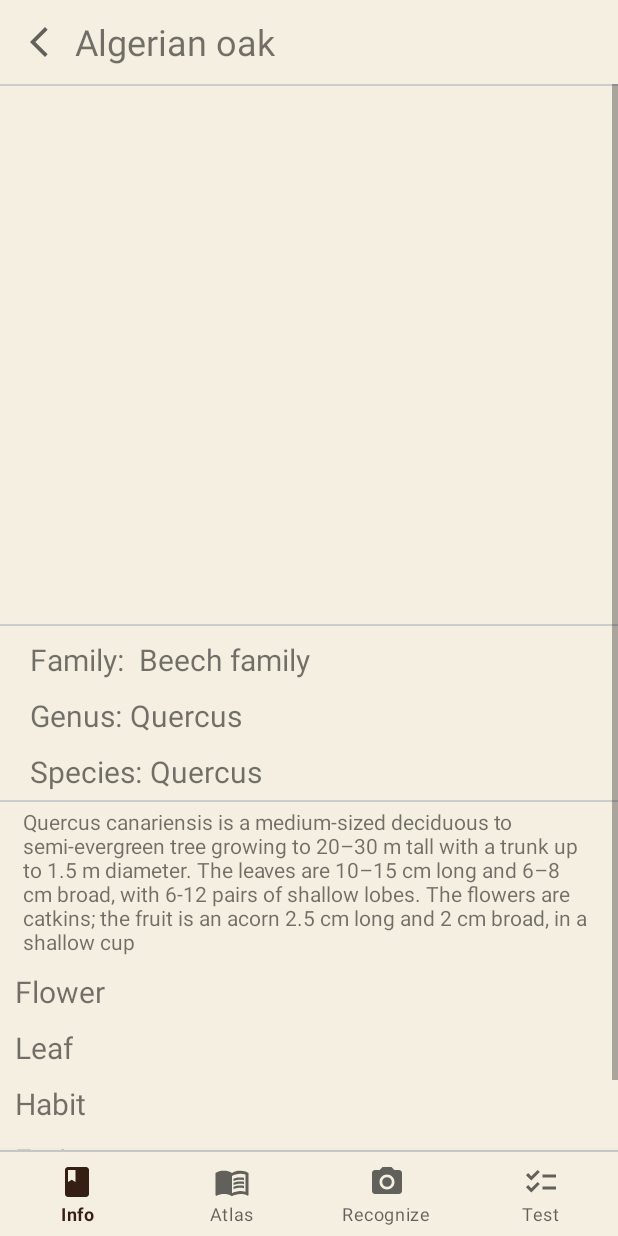
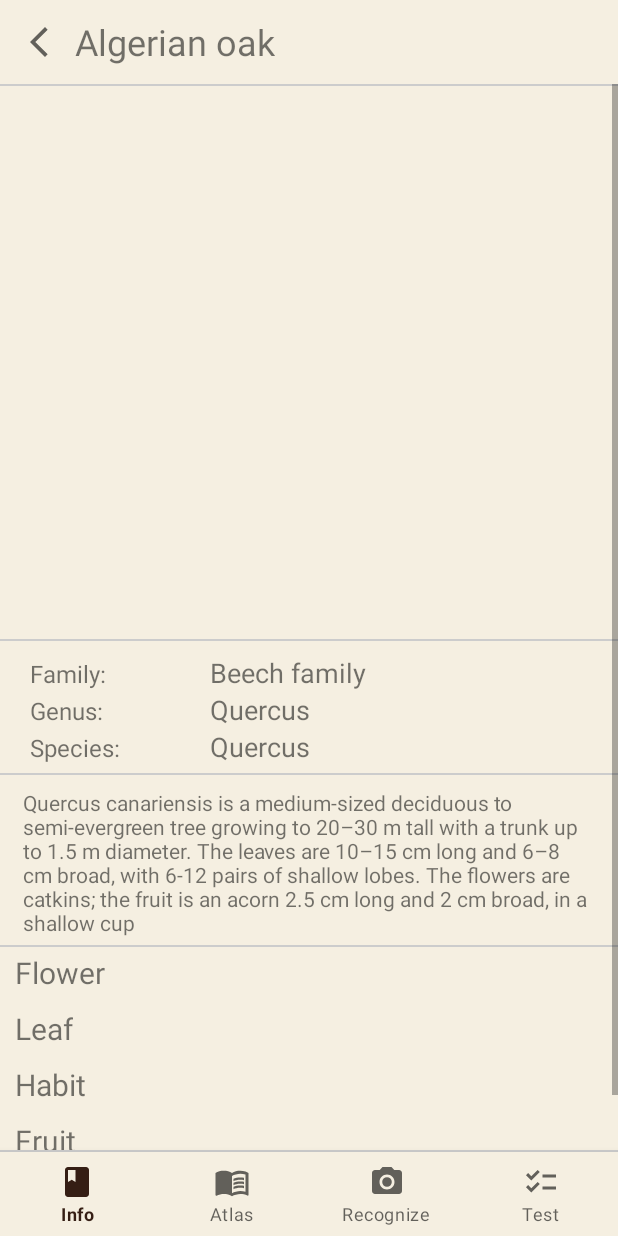
Before and after one commit to AlyonaChebanyk/TreeApp, an Android app: the SpeciesPageFragment screen opened through its navigation route, on a phone screen of 412 x 824 dp. Run offline under Robolectric (Android 15) with nearby library versions, the light colour scheme and no system bars; our stand-ins replace Firebase (no records; nobody signed in at launch, a user with empty details on screens opened directly), Picasso, navigation-ui; libraries missing offline, so code that uses them is left out: com.arellomobile.mvp, com.github.doyaaaaaken.kotlincsv; plain views replace RoundedImageView; pictures from the network do not load; Roboto replaces fonts that are not available here.

Commit message:
corrected ui

```diff
--- a/app/src/main/java/com/example/treeapp/ui/atlas/AtlasFragment.kt
+++ b/app/src/main/java/com/example/treeapp/ui/atlas/AtlasFragment.kt
@@ -28,9 +28,6 @@ class AtlasFragment : Fragment(){
     override fun onViewCreated(view: View, savedInstanceState: Bundle?) {
         super.onViewCreated(view, savedInstanceState)
 
-        backToMainPageButton.setOnClickListener {
-            findNavController().navigate(R.id.action_atlasFragment_to_mainPageFragment)
-        }
 
         plantSearchView.setOnQueryTextListener(object: SearchView.OnQueryTextListener{
             override fun onQueryTextSubmit(query: String?): Boolean = false
--- a/app/src/main/res/layout/fragment_atlas.xml
+++ b/app/src/main/res/layout/fragment_atlas.xml
@@ -12,12 +12,12 @@
         android:layout_width="match_parent"
         android:layout_height="?android:actionBarSize"
         >
-        <ImageButton
-            android:id="@+id/backToMainPageButton"
-            android:layout_width="20dp"
-            android:layout_height="20dp"
-            android:src="@drawable/ic_baseline_arrow"
-            android:background="@android:color/transparent"/>
+<!--        <ImageButton-->
+<!--            android:id="@+id/backToMainPageButton"-->
+<!--            android:layout_width="20dp"-->
+<!--            android:layout_height="20dp"-->
+<!--            android:src="@drawable/ic_baseline_arrow"-->
+<!--            android:background="@android:color/transparent"/>-->
         <TextView
             android:layout_width="wrap_content"
             android:layout_height="wrap_content"
--- a/app/src/main/res/layout/fragment_species_page.xml
+++ b/app/src/main/res/layout/fragment_species_page.xml
@@ -60,84 +60,91 @@
                 android:layout_width="match_parent"
                 android:layout_height="1dp"
                 android:background="#CCC"
-                app:layout_constraintTop_toBottomOf="@id/speciesImageView" />
+                app:layout_constraintTop_toBottomOf="@id/speciesImageView"
+                android:layout_marginTop="10dp"/>
 
+            <TableLayout
+                android:layout_marginTop="20dp"
+                android:id="@+id/tableLayout"
+                android:layout_width="match_parent"
+                android:layout_height="wrap_content"
+                app:layout_constraintStart_toStartOf="parent"
+                app:layout_constraintTop_toBottomOf="@id/speciesImageView"
+                android:gravity="center">
+                <TableRow>
                     <TextView
                         android:id="@+id/text4"
                         android:layout_width="wrap_content"
                         android:layout_height="wrap_content"
-                app:layout_constraintTop_toBottomOf="@id/speciesImageView"
                         android:text="Family: "
-                android:textSize="20sp"
-                android:layout_marginTop="10dp"
+                        android:textSize="16sp"
                         android:layout_marginStart="20dp"
-                app:layout_constraintStart_toStartOf="parent"/>
+                        />
                     <TextView
                         android:id="@+id/familyNameTextView"
                         android:layout_width="wrap_content"
                         android:layout_height="wrap_content"
-                app:layout_constraintStart_toEndOf="@id/text4"
-                app:layout_constraintTop_toTopOf="@id/text4"
                         android:text="Beech family"
-                android:textSize="20sp"
-                android:layout_marginStart="5dp"/>
+                        android:textSize="18sp"
+                        android:layout_marginStart="60dp"/>
+                </TableRow>
+
+                <TableRow>
                     <TextView
                         android:id="@+id/text2"
                         android:layout_width="wrap_content"
                         android:layout_height="wrap_content"
                         android:layout_marginStart="20dp"
-                android:layout_marginTop="10dp"
                         android:text="Genus:"
-                android:textSize="20sp"
-                app:layout_constraintStart_toStartOf="parent"
-                app:layout_constraintTop_toBottomOf="@id/text4" />
+                        android:textSize="16sp" />
 
                     <TextView
                         android:id="@+id/genusNameTextView"
                         android:layout_width="wrap_content"
                         android:layout_height="wrap_content"
-                app:layout_constraintStart_toEndOf="@id/text2"
-                app:layout_constraintTop_toTopOf="@id/text2"
                         android:text="Quercus"
-                android:textSize="20sp"
-                android:layout_marginStart="5dp"/>
-
+                        android:textSize="18sp"
+                        android:layout_marginStart="60dp"/>
+                </TableRow>
+                <TableRow>
                     <TextView
                         android:id="@+id/text3"
                         android:layout_width="wrap_content"
                         android:layout_height="wrap_content"
                         android:layout_marginStart="20dp"
-                android:layout_marginTop="10dp"
                         android:text="Species:"
-                android:textSize="20sp"
-                app:layout_constraintStart_toStartOf="parent"
-                app:layout_constraintTop_toBottomOf="@id/text2" />
+                        android:textSize="16sp" />
 
                     <TextView
                         android:id="@+id/speciesScientificNameTextView"
                         android:layout_width="wrap_content"
                         android:layout_height="wrap_content"
-                app:layout_constraintStart_toEndOf="@id/text3"
-                app:layout_constraintTop_toTopOf="@id/text3"
                         android:text="Quercus"
-                android:textSize="20sp"
-                android:layout_marginStart="5dp"/>
+                        android:textSize="18sp"
+                        android:layout_marginStart="60dp"/>
+                </TableRow>
+            </TableLayout>
 
+            <View
+                android:layout_width="match_parent"
+                android:layout_height="1dp"
+                android:background="#CCC"
+                app:layout_constraintTop_toBottomOf="@id/tableLayout"
+                android:layout_marginTop="5dp"/>
             <TextView
                 android:id="@+id/speciesDescriptionTextView"
                 android:layout_width="match_parent"
                 android:layout_height="wrap_content"
                 android:paddingHorizontal="15dp"
-                android:layout_marginTop="10dp"
+                android:layout_marginTop="15dp"
                 android:text="Quercus canariensis is a medium-sized deciduous to semi-evergreen tree growing to 20–30 m tall with a trunk up to 1.5 m diameter. The leaves are 10–15 cm long and 6–8 cm broad, with 6-12 pairs of shallow lobes. The flowers are catkins; the fruit is an acorn 2.5 cm long and 2 cm broad, in a shallow cup"
-                app:layout_constraintTop_toBottomOf="@id/speciesScientificNameTextView" />
-
+                app:layout_constraintTop_toBottomOf="@id/tableLayout" />
 
             <View
                 android:layout_width="match_parent"
                 android:layout_height="1dp"
                 android:background="#CCC"
-                app:layout_constraintTop_toBottomOf="@id/speciesScientificNameTextView"
+                app:layout_constraintTop_toBottomOf="@id/speciesDescriptionTextView"
                 android:layout_marginTop="5dp"/>
 
             <LinearLayout
```
Also changed, not shown: 2 other files. Lines whose indentation alone changed are shown as unchanged.
